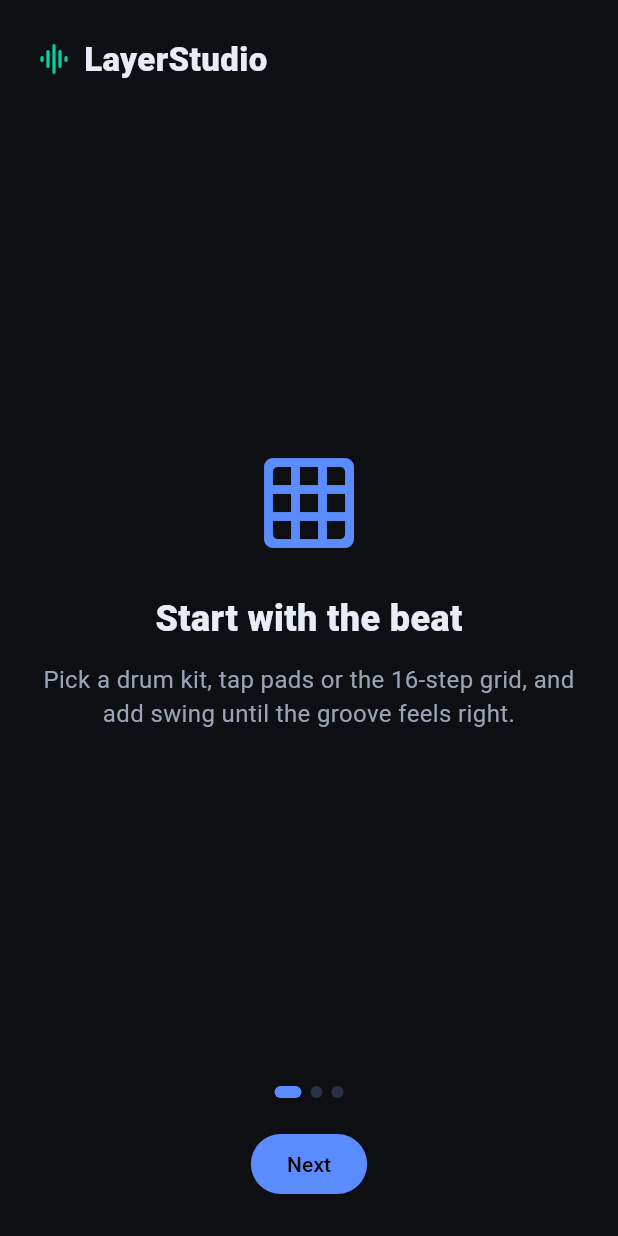
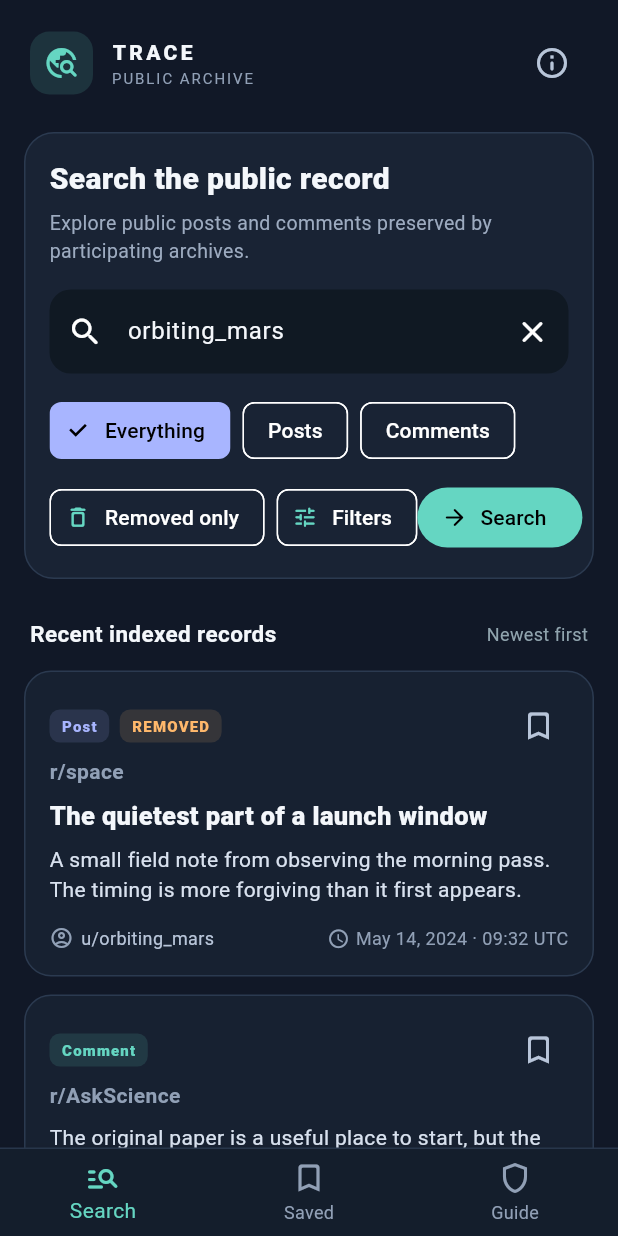
Before and after one commit to froelichwilliam77-design/layerstudio, a Flutter app: the screen it shows after launch, on a phone screen of 412 x 824 dp. Run offline on Flutter 3.47's test engine with Material 3 defaults, Android fonts, the phone set to English and light mode, and no system bars; our stand-ins replace audio_service, file_picker, share_plus, shared_preferences, wakelock_plus; missing offline and left inert: audio_session, flutter_lame_update, flutter_midi_command, flutter_soloud, record.

Commit message:
Build responsible Reddit archive search app
Co-authored-by: froelichwilliam77-design <froelichwilliam77-design@users.noreply.github.com>

```diff
--- a/lib/main.dart
+++ b/lib/main.dart
@@ -1,116 +1,11 @@
-import 'dart:io' show Platform;
-
-import 'package:audio_service/audio_service.dart';
 import 'package:flutter/material.dart';
 import 'package:flutter/services.dart';
-import 'package:provider/provider.dart';
 
-import 'screens/home_screen.dart';
-import 'screens/onboarding_screen.dart';
-import 'services/studio_audio_handler.dart';
-import 'services/studio_controller.dart';
-import 'theme/studio_theme.dart';
+import 'reddit_archive_app.dart';
 
 Future<void> main() async {
   WidgetsFlutterBinding.ensureInitialized();
   SystemChrome.setSystemUIOverlayStyle(SystemUiOverlayStyle.light);
-  await SystemChrome.setPreferredOrientations([
-    DeviceOrientation.portraitUp,
-    DeviceOrientation.landscapeLeft,
-    DeviceOrientation.landscapeRight,
-  ]);
-
-  final controller = StudioController();
-  final handler = StudioAudioHandler(
-    onPlay: controller.play,
-    onPause: controller.pause,
-    onStop: controller.stop,
-  );
-  controller.attachAudioHandler(handler);
-
-  final inTest = _runningUnderFlutterTest();
-  if (!inTest) {
-    try {
-      await AudioService.init(
-        builder: () => handler,
-        config: const AudioServiceConfig(
-          androidNotificationChannelId: 'com.layerstudio.audio',
-          androidNotificationChannelName: 'LayerStudio',
-          androidNotificationOngoing: true,
-          androidStopForegroundOnPause: true,
-        ),
-      );
-    } catch (e) {
-      debugPrint('AudioService.init skipped: $e');
-    }
-  }
-
-  try {
-    await controller.bootstrap();
-  } catch (e, st) {
-    debugPrint(
-      'Bootstrap warning (audio may be unavailable on this host): $e\n$st',
-    );
-  }
-
-  runApp(
-    ChangeNotifierProvider.value(
-      value: controller,
-      child: LayerStudioApp(controller: controller),
-    ),
-  );
+  await SystemChrome.setPreferredOrientations([DeviceOrientation.portraitUp]);
+  runApp(const TraceArchiveApp());
 }
-
-bool _runningUnderFlutterTest() {
-  try {
-    return Platform.environment.containsKey('FLUTTER_TEST');
-  } catch (_) {
-    return false;
-  }
-}
-
-class LayerStudioApp extends StatefulWidget {
-  const LayerStudioApp({super.key, required this.controller});
-
-  final StudioController controller;
-
-  @override
-  State<LayerStudioApp> createState() => _LayerStudioAppState();
-}
-
-class _LayerStudioAppState extends State<LayerStudioApp>
-    with WidgetsBindingObserver {
-  @override
-  void initState() {
-    super.initState();
-    WidgetsBinding.instance.addObserver(this);
-  }
-
-  @override
-  void dispose() {
-    WidgetsBinding.instance.removeObserver(this);
-    super.dispose();
-  }
-
-  @override
-  void didChangeAppLifecycleState(AppLifecycleState state) {
-    widget.controller.onAppLifecycle(state);
-  }
-
-  @override
-  Widget build(BuildContext context) {
-    return MaterialApp(
-      title: 'LayerStudio',
-      debugShowCheckedModeBanner: false,
-      theme: buildStudioTheme(),
-      home: widget.controller.onboarded
-          ? const HomeScreen()
-          : OnboardingScreen(
-              onDone: () async {
-                await widget.controller.completeOnboarding();
-                if (context.mounted) setState(() {});
-              },
-            ),
-    );
-  }
-}
--- /dev/null
+++ b/lib/reddit_archive_app.dart
@@ -0,0 +1,501 @@
+import 'package:flutter/material.dart';
+
+class TraceArchiveApp extends StatelessWidget {
+  const TraceArchiveApp({super.key});
+
+  @override
+  Widget build(BuildContext context) {
+    const ink = Color(0xFF111827);
+    return MaterialApp(
+      title: 'Trace Archive',
+      debugShowCheckedModeBanner: false,
+      theme: ThemeData(
+        useMaterial3: true,
+        brightness: Brightness.dark,
+        scaffoldBackgroundColor: ink,
+        colorScheme: const ColorScheme.dark(
+          primary: Color(0xFF65D6C2),
+          secondary: Color(0xFFA8B5FF),
+          surface: Color(0xFF192334),
+        ),
+        textTheme: ThemeData.dark().textTheme.apply(
+          fontFamily: 'Roboto',
+          bodyColor: const Color(0xFFF4F7FB),
+          displayColor: const Color(0xFFF4F7FB),
+        ),
+      ),
+      home: const ArchiveSearchScreen(),
+    );
+  }
+}
+
+class ArchiveSearchScreen extends StatefulWidget {
+  const ArchiveSearchScreen({super.key});
+
+  @override
+  State<ArchiveSearchScreen> createState() => _ArchiveSearchScreenState();
+}
+
+class _ArchiveSearchScreenState extends State<ArchiveSearchScreen> {
+  final _query = TextEditingController(text: 'orbiting_mars');
+  String _scope = 'Everything';
+  String _type = 'All';
+  bool _deletedOnly = false;
+  bool _searched = false;
+
+  @override
+  void dispose() {
+    _query.dispose();
+    super.dispose();
+  }
+
+  List<ArchiveRecord> get _results {
+    var records = _records.where((record) {
+      if (_type != 'All' && record.type != _type) return false;
+      if (_deletedOnly && !record.removed) return false;
+      return true;
+    }).toList();
+    if (_scope == 'Posts') {
+      records = records.where((r) => r.type == 'Post').toList();
+    }
+    if (_scope == 'Comments') {
+      records = records.where((r) => r.type == 'Comment').toList();
+    }
+    return records;
+  }
+
+  void _search() {
+    FocusScope.of(context).unfocus();
+    setState(() => _searched = true);
+  }
+
+  @override
+  Widget build(BuildContext context) {
+    final results = _results;
+    return Scaffold(
+      body: SafeArea(
+        child: CustomScrollView(
+          slivers: [
+            SliverToBoxAdapter(child: _header()),
+            SliverToBoxAdapter(child: _searchPanel()),
+            SliverToBoxAdapter(
+              child: Padding(
+                padding: const EdgeInsets.fromLTRB(20, 26, 20, 14),
+                child: Row(
+                  children: [
+                    Text(
+                      _searched
+                          ? '${results.length} matching records'
+                          : 'Recent indexed records',
+                      style: const TextStyle(
+                        fontSize: 15,
+                        fontWeight: FontWeight.w700,
+                      ),
+                    ),
+                    const Spacer(),
+                    Text(
+                      'Newest first',
+                      style: TextStyle(
+                        color: Colors.blueGrey.shade300,
+                        fontSize: 12,
+                      ),
+                    ),
+                  ],
+                ),
+              ),
+            ),
+            if (results.isEmpty)
+              const SliverToBoxAdapter(child: _NoResults())
+            else
+              SliverList.separated(
+                itemCount: results.length,
+                itemBuilder: (_, index) => _RecordCard(record: results[index]),
+                separatorBuilder: (_, __) => const SizedBox(height: 12),
+              ),
+            const SliverToBoxAdapter(child: SizedBox(height: 32)),
+          ],
+        ),
+      ),
+      bottomNavigationBar: _bottomBar(),
+    );
+  }
+
+  Widget _header() => Padding(
+    padding: const EdgeInsets.fromLTRB(20, 18, 20, 12),
+    child: Row(
+      children: [
+        Container(
+          width: 42,
+          height: 42,
+          decoration: BoxDecoration(
+            color: const Color(0xFF65D6C2).withValues(alpha: .14),
+            borderRadius: BorderRadius.circular(13),
+          ),
+          child: const Icon(
+            Icons.travel_explore_rounded,
+            color: Color(0xFF65D6C2),
+          ),
+        ),
+        const SizedBox(width: 12),
+        const Column(
+          crossAxisAlignment: CrossAxisAlignment.start,
+          children: [
+            Text(
+              'TRACE',
+              style: TextStyle(fontWeight: FontWeight.w900, letterSpacing: 2.2),
+            ),
+            Text(
+              'PUBLIC ARCHIVE',
+              style: TextStyle(
+                fontSize: 10,
+                letterSpacing: 1.3,
+                color: Color(0xFF91A0B6),
+              ),
+            ),
+          ],
+        ),
+        const Spacer(),
+        IconButton(
+          tooltip: 'About archive data',
+          icon: const Icon(
+            Icons.info_outline_rounded,
+            color: Color(0xFFB8C5D9),
+          ),
+          onPressed: _showAbout,
+        ),
+      ],
+    ),
+  );
+
+  Widget _searchPanel() => Container(
+    margin: const EdgeInsets.fromLTRB(16, 10, 16, 0),
+    padding: const EdgeInsets.all(16),
+    decoration: BoxDecoration(
+      color: const Color(0xFF192334),
+      borderRadius: BorderRadius.circular(20),
+      border: Border.all(color: const Color(0xFF2B3A50)),
+    ),
+    child: Column(
+      crossAxisAlignment: CrossAxisAlignment.start,
+      children: [
+        const Text(
+          'Search the public record',
+          style: TextStyle(fontSize: 20, fontWeight: FontWeight.w800),
+        ),
+        const SizedBox(height: 5),
+        const Text(
+          'Explore public posts and comments preserved by participating archives.',
+          style: TextStyle(color: Color(0xFF9DABC0), fontSize: 13),
+        ),
+        const SizedBox(height: 16),
+        TextField(
+          controller: _query,
+          onSubmitted: (_) => _search(),
+          decoration: InputDecoration(
+            hintText: 'Username, community, or keyword',
+            prefixIcon: const Icon(Icons.search_rounded),
+            suffixIcon: _query.text.isNotEmpty
+                ? IconButton(
+                    tooltip: 'Clear search',
+                    icon: const Icon(Icons.close_rounded),
+                    onPressed: () => setState(_query.clear),
+                  )
+                : null,
+            filled: true,
+            fillColor: const Color(0xFF101923),
+            border: OutlineInputBorder(
+              borderRadius: BorderRadius.circular(14),
+              borderSide: BorderSide.none,
+            ),
+          ),
+        ),
+        const SizedBox(height: 14),
+        SingleChildScrollView(
+          scrollDirection: Axis.horizontal,
+          child: Row(
+            children: ['Everything', 'Posts', 'Comments'].map((scope) {
+              return Padding(
+                padding: const EdgeInsets.only(right: 8),
+                child: ChoiceChip(
+                  label: Text(scope),
+                  selected: _scope == scope,
+                  onSelected: (_) => setState(() => _scope = scope),
+                ),
+              );
+            }).toList(),
+          ),
+        ),
+        const SizedBox(height: 10),
+        Row(
+          children: [
+            FilterChip(
+              avatar: const Icon(Icons.delete_outline_rounded, size: 17),
+              label: const Text('Removed only'),
+              selected: _deletedOnly,
+              onSelected: (value) => setState(() => _deletedOnly = value),
+            ),
+            const SizedBox(width: 8),
+            PopupMenuButton<String>(
+              tooltip: 'Filter record type',
+              onSelected: (value) => setState(() => _type = value),
+              itemBuilder: (_) => const [
+                PopupMenuItem(value: 'All', child: Text('All record types')),
+                PopupMenuItem(value: 'Post', child: Text('Posts')),
+                PopupMenuItem(value: 'Comment', child: Text('Comments')),
+              ],
+              child: Chip(
+                avatar: const Icon(Icons.tune_rounded, size: 17),
+                label: Text(_type == 'All' ? 'Filters' : _type),
+              ),
+            ),
+            const Spacer(),
+            FilledButton.icon(
+              onPressed: _search,
+              icon: const Icon(Icons.arrow_forward_rounded, size: 18),
+              label: const Text('Search'),
+            ),
+          ],
+        ),
+      ],
+    ),
+  );
+
+  Widget _bottomBar() => Container(
+    decoration: const BoxDecoration(
+      border: Border(top: BorderSide(color: Color(0xFF29384D))),
+    ),
+    child: BottomNavigationBar(
+      backgroundColor: const Color(0xFF141E2C),
+      selectedItemColor: const Color(0xFF65D6C2),
+      unselectedItemColor: const Color(0xFF91A0B6),
+      currentIndex: 0,
+      onTap: (index) {
+        if (index == 2) _showAbout();
+      },
+      items: const [
+        BottomNavigationBarItem(
+          icon: Icon(Icons.manage_search_rounded),
+          label: 'Search',
+        ),
+        BottomNavigationBarItem(
+          icon: Icon(Icons.bookmark_outline_rounded),
+          label: 'Saved',
+        ),
+        BottomNavigationBarItem(
+          icon: Icon(Icons.shield_outlined),
+          label: 'Guide',
+        ),
+      ],
+    ),
+  );
+
+  void _showAbout() {
+    showModalBottomSheet<void>(
+      context: context,
+      backgroundColor: const Color(0xFF1B2737),
+      showDragHandle: true,
+      builder: (_) => const Padding(
+        padding: EdgeInsets.fromLTRB(24, 8, 24, 34),
+        child: Column(
+          mainAxisSize: MainAxisSize.min,
+          crossAxisAlignment: CrossAxisAlignment.start,
+          children: [
+            Text(
+              'Public archive, responsible use',
+              style: TextStyle(fontSize: 20, fontWeight: FontWeight.w800),
+            ),
+            SizedBox(height: 12),
+            Text(
+              'Trace surfaces only publicly available, archive-provided records. It is not a people-search product and should not be used to target, harass, or identify individuals.',
+            ),
+            SizedBox(height: 12),
+            Text(
+              'Archive copies can be incomplete, outdated, or removed at the source. Verify important claims against the original public context.',
+              style: TextStyle(color: Color(0xFFAEBBD0)),
+            ),
+          ],
+        ),
+      ),
+    );
+  }
+}
+
+class _RecordCard extends StatelessWidget {
+  const _RecordCard({required this.record});
+  final ArchiveRecord record;
+
+  @override
+  Widget build(BuildContext context) {
+    return Container(
+      margin: const EdgeInsets.symmetric(horizontal: 16),
+      padding: const EdgeInsets.all(16),
+      decoration: BoxDecoration(
+        color: const Color(0xFF172131),
+        borderRadius: BorderRadius.circular(18),
+        border: Border.all(color: const Color(0xFF2B3A50)),
+      ),
+      child: Column(
+        crossAxisAlignment: CrossAxisAlignment.start,
+        children: [
+          Row(
+            children: [
+              _Tag(
+                label: record.type,
+                color: record.type == 'Post'
+                    ? const Color(0xFFA8B5FF)
+                    : const Color(0xFF65D6C2),
+              ),
+              const SizedBox(width: 7),
+              if (record.removed)
+                const _Tag(label: 'REMOVED', color: Color(0xFFFFB86B)),
+              const Spacer(),
+              IconButton(
+                visualDensity: VisualDensity.compact,
+                tooltip: 'Save record',
+                onPressed: () => ScaffoldMessenger.of(context).showSnackBar(
+                  const SnackBar(
+                    content: Text('Saved locally for this session'),
+                  ),
+                ),
+                icon: const Icon(
+                  Icons.bookmark_border_rounded,
+                  color: Color(0xFFB8C5D9),
+                ),
+              ),
+            ],
+          ),
+          Text(
+            record.community,
+            style: const TextStyle(
+              color: Color(0xFF91A0B6),
+              fontWeight: FontWeight.w700,
+            ),
+          ),
+          const SizedBox(height: 8),
+          if (record.title != null) ...[
+            Text(
+              record.title!,
+              style: const TextStyle(fontSize: 17, fontWeight: FontWeight.w800),
+            ),
+            const SizedBox(height: 7),
+          ],
+          Text(
+            record.body,
+            style: const TextStyle(height: 1.42, color: Color(0xFFD9E2EF)),
+          ),
+          const SizedBox(height: 14),
+          Row(
+            children: [
+              const Icon(
+                Icons.account_circle_outlined,
+                size: 16,
+                color: Color(0xFF91A0B6),
+              ),
+              const SizedBox(width: 5),
+              Text(
+                'u/${record.author}',
+                style: const TextStyle(fontSize: 12, color: Color(0xFFB8C5D9)),
+              ),
+              const Spacer(),
+              const Icon(
+                Icons.schedule_rounded,
+                size: 15,
+                color: Color(0xFF91A0B6),
+              ),
+              const SizedBox(width: 4),
+              Text(
+                record.time,
+                style: const TextStyle(fontSize: 12, color: Color(0xFF91A0B6)),
+              ),
+            ],
+          ),
+        ],
+      ),
+    );
+  }
+}
+
+class _Tag extends StatelessWidget {
+  const _Tag({required this.label, required this.color});
+  final String label;
+  final Color color;
+  @override
+  Widget build(BuildContext context) => Container(
+    padding: const EdgeInsets.symmetric(horizontal: 8, vertical: 4),
+    decoration: BoxDecoration(
+      color: color.withValues(alpha: .13),
+      borderRadius: BorderRadius.circular(7),
+    ),
+    child: Text(
+      label,
+      style: TextStyle(
+        fontSize: 10,
+        fontWeight: FontWeight.w800,
+        letterSpacing: .8,
+        color: color,
+      ),
+    ),
+  );
+}
+
+class _NoResults extends StatelessWidget {
+  const _NoResults();
+  @override
+  Widget build(BuildContext context) => const Padding(
+    padding: EdgeInsets.all(40),
+    child: Column(
+      children: [
+        Icon(Icons.manage_search_outlined, size: 44, color: Color(0xFF91A0B6)),
+        SizedBox(height: 12),
+        Text(
+          'No records match these filters',
+          style: TextStyle(fontWeight: FontWeight.w700),
+        ),
+      ],
+    ),
+  );
+}
+
+class ArchiveRecord {
+  const ArchiveRecord({
+    required this.type,
+    required this.community,
+    required this.author,
+    required this.time,
+    required this.body,
+    this.title,
+    this.removed = false,
+  });
+  final String type, community, author, time, body;
+  final String? title;
+  final bool removed;
+}
+
+const _records = [
+  ArchiveRecord(
+    type: 'Post',
+    community: 'r/space',
+    author: 'orbiting_mars',
+    time: 'May 14, 2024 · 09:32 UTC',
+    title: 'The quietest part of a launch window',
+    body:
+        'A small field note from observing the morning pass. The timing is more forgiving than it first appears.',
+    removed: true,
+  ),
+  ArchiveRecord(
+    type: 'Comment',
+    community: 'r/AskScience',
+    author: 'orbiting_mars',
+    time: 'Mar 03, 2024 · 18:04 UTC',
+    body:
+        'The original paper is a useful place to start, but the uncertainty range matters more than the headline figure.',
+  ),
+  ArchiveRecord(
+    type: 'Comment',
+    community: 'r/photography',
+    author: 'orbiting_mars',
+    time: 'Jan 27, 2024 · 21:18 UTC',
+    body:
+        'A tripod and a long exposure were enough for this one. I kept the edit deliberately light.',
+  ),
+];
--- a/pubspec.yaml
+++ b/pubspec.yaml
@@ -1,5 +1,5 @@
 name: layerstudio
-description: Beat-maker-first phone music studio (mobile DAW) — LayerStudio.
+description: A responsible mobile search interface for public Reddit archives.
 publish_to: 'none'
 version: 1.2.0+15
 
```
Also changed, not shown: 2 other files.
